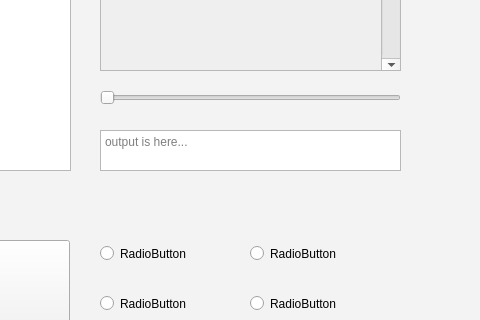
Above: widget.ui from HIBIKl/CPP_Homework before the change; both pictures show x 800 to 1280 and y 260 to 580 of the 1280 by 800 pixel window. Below: the same form after it.
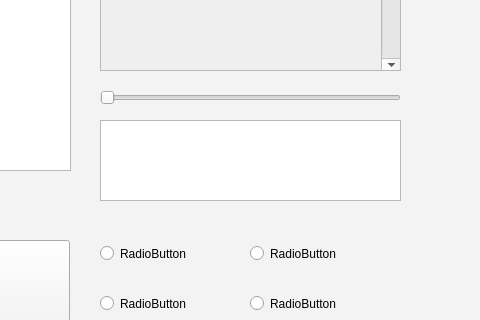
That is the form after the change. Custom widgets are drawn as their Qt base class.

```diff
--- a/widget.ui
+++ b/widget.ui
@@ -290,24 +290,15 @@
      </widget>
     </widget>
    </widget>
-   <widget class="QtMaterialTextField" name="textEdit">
+   <widget class="QPlainTextEdit" name="textOutput">
     <property name="geometry">
      <rect>
       <x>900</x>
-      <y>390</y>
+      <y>380</y>
       <width>301</width>
-      <height>41</height>
+      <height>81</height>
      </rect>
     </property>
-    <property name="focusPolicy">
-     <enum>Qt::StrongFocus</enum>
-    </property>
-    <property name="markdown">
-     <string/>
-    </property>
-    <property name="placeholderText">
-     <string>output is here...</string>
-    </property>
    </widget>
    <zorder>scrollArea</zorder>
    <zorder>startCompression</zorder>
@@ -343,11 +334,6 @@
    <extends>QSlider</extends>
    <header location="global">qtmaterialslider.h</header>
   </customwidget>
-  <customwidget>
-   <class>QtMaterialTextField</class>
-   <extends>QTextEdit</extends>
-   <header location="global">qtmaterialtextfield.h</header>
-  </customwidget>
   <customwidget>
    <class>QtMaterialScrollBar</class>
    <extends>QScrollBar</extends>
```
Left out of the diff: 4 changed lines with no effect on the pictures.
